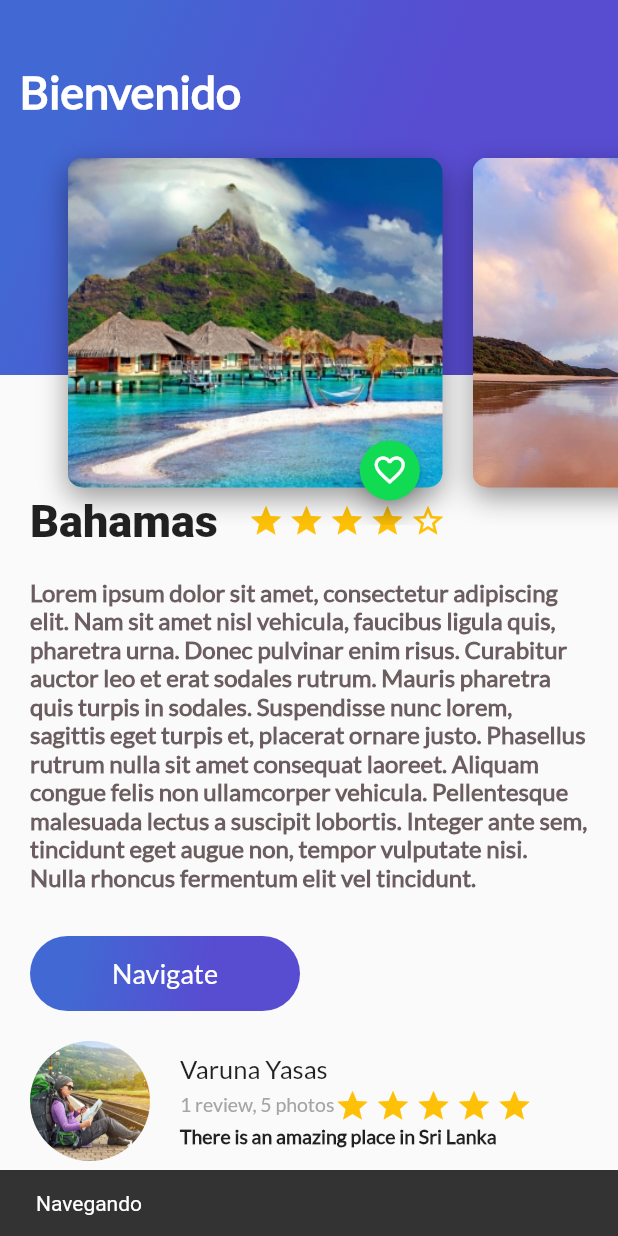
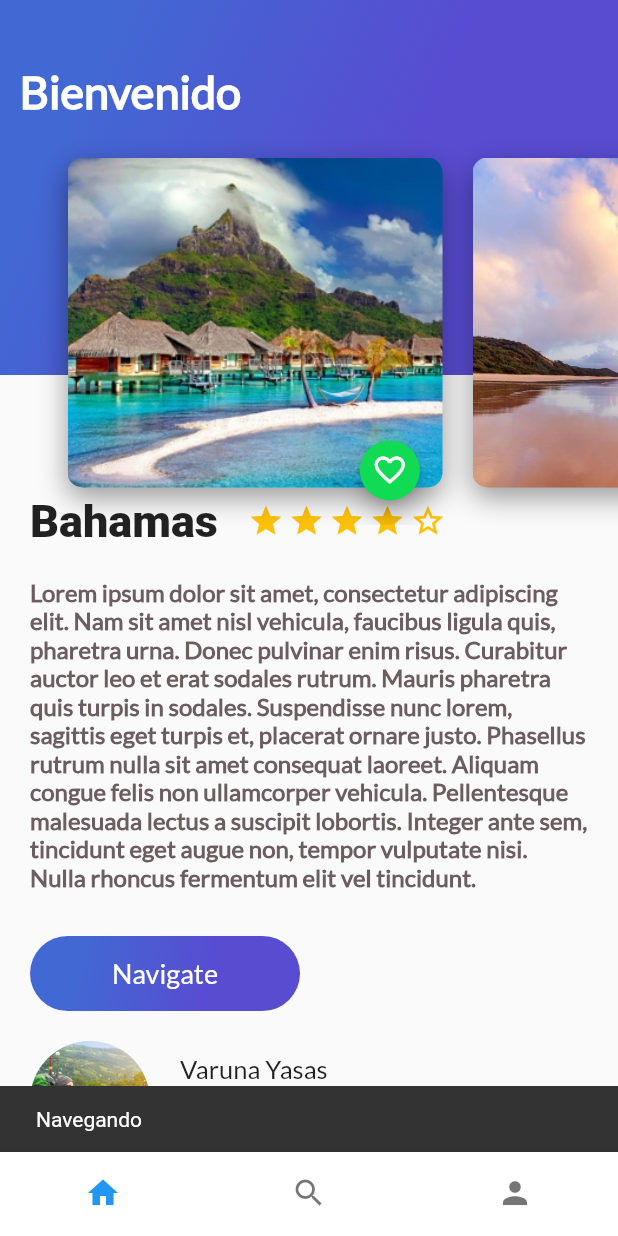
Before and after one commit to alejandrazuleta1/trips_app, a Flutter app: the screen it shows after launch, after a tap on "Navigate", on a phone screen of 412 x 824 dp. Run offline on Flutter 3.47's test engine with Material 2 defaults, Android fonts, the phone set to English and light mode, and no system bars.

```diff
--- /dev/null
+++ b/lib/home_trips.dart
@@ -0,0 +1,24 @@
+import 'package:flutter/material.dart';
+import 'package:platzi_trips_app/review_list.dart';
+
+import 'description_place.dart';
+import 'header_appbar.dart';
+
+class HomeTrips extends StatelessWidget {
+  String descriptionDummy = "Lorem ipsum dolor sit amet, consectetur adipiscing elit. Nam sit amet nisl vehicula, faucibus ligula quis, pharetra urna. Donec pulvinar enim risus. Curabitur auctor leo et erat sodales rutrum. Mauris pharetra quis turpis in sodales. Suspendisse nunc lorem, sagittis eget turpis et, placerat ornare justo. Phasellus rutrum nulla sit amet consequat laoreet. Aliquam congue felis non ullamcorper vehicula. Pellentesque malesuada lectus a suscipit lobortis. Integer ante sem, tincidunt eget augue non, tempor vulputate nisi. Nulla rhoncus fermentum elit vel tincidunt.";
+  @override
+  Widget build(BuildContext context) {
+    return Stack(
+      children: [
+        ListView(
+          children: [
+            DescriptionPlace("Bahamas",4,descriptionDummy),
+            ReviewList()
+          ],
+        ),
+        HeaderAppBar()
+      ],
+    );
+  }
+
+}
--- a/lib/main.dart
+++ b/lib/main.dart
@@ -1,8 +1,6 @@
 import 'package:flutter/cupertino.dart';
 import 'package:flutter/material.dart';
-import 'package:platzi_trips_app/description_place.dart';
-import 'package:platzi_trips_app/header_appbar.dart';
-import 'package:platzi_trips_app/review_list.dart';
+import 'package:platzi_trips_app/platzi_trips.dart';
 
 void main() {
   runApp(MyApp());
@@ -10,9 +8,6 @@ void main() {
 
 class MyApp extends StatelessWidget {
   // This widget is the root of your application.
-
-  String descriptionDummy = "Lorem ipsum dolor sit amet, consectetur adipiscing elit. Nam sit amet nisl vehicula, faucibus ligula quis, pharetra urna. Donec pulvinar enim risus. Curabitur auctor leo et erat sodales rutrum. Mauris pharetra quis turpis in sodales. Suspendisse nunc lorem, sagittis eget turpis et, placerat ornare justo. Phasellus rutrum nulla sit amet consequat laoreet. Aliquam congue felis non ullamcorper vehicula. Pellentesque malesuada lectus a suscipit lobortis. Integer ante sem, tincidunt eget augue non, tempor vulputate nisi. Nulla rhoncus fermentum elit vel tincidunt.";
-
   @override
   Widget build(BuildContext context) {
     return MaterialApp(
@@ -20,19 +15,7 @@ class MyApp extends StatelessWidget {
       theme: ThemeData(
         primarySwatch: Colors.blue,
       ),
-      home: Scaffold(
-        body: Stack(
-          children: [
-            ListView(
-              children: [
-                DescriptionPlace("Bahamas",4,descriptionDummy),
-                ReviewList()
-              ],
-            ),
-            HeaderAppBar()
-          ],
-        ),
-      )//MyHomePage(title: 'Flutter Demo Home Page'),
+      home: PlatziTrips()
     );
   }
 }
--- /dev/null
+++ b/lib/platzi_trips.dart
@@ -0,0 +1,63 @@
+import 'package:flutter/material.dart';
+import 'package:platzi_trips_app/profile_trips.dart';
+import 'package:platzi_trips_app/search_trips.dart';
+import 'home_trips.dart';
+
+class PlatziTrips extends StatefulWidget {
+  @override
+  State<StatefulWidget> createState() {
+    return _PlatziTrips();
+  }
+}
+
+class _PlatziTrips extends State<PlatziTrips> {
+
+  int indexTap = 0;
+
+  final List<Widget> widgetsChildren = [
+    HomeTrips(),
+    SearchTrips(),
+    ProfileTrips()
+  ];
+
+  void onTapTapped(int index) {
+    setState(() {
+      indexTap = index;
+    });
+  }
+
+  @override
+  Widget build(BuildContext context) {
+    return Scaffold(
+      body: widgetsChildren[indexTap],
+      bottomNavigationBar:
+      Theme(
+        data: Theme.of(context).copyWith(
+          canvasColor: Colors.white,
+          primaryColor: Colors.purple //color de los iconos
+        ),
+        child: BottomNavigationBar(
+          showSelectedLabels: false,
+          showUnselectedLabels: false,
+          onTap: onTapTapped,
+          currentIndex: indexTap,
+            items: [
+              BottomNavigationBarItem(
+                  icon: Icon(Icons.home),
+                  label: ""
+              ),
+              BottomNavigationBarItem(
+                  icon: Icon(Icons.search),
+                  label: ""
+              ),
+              BottomNavigationBarItem(
+                  icon: Icon(Icons.person),
+                  label: ""
+              ),
+            ]
+        ),
+      ),
+    );
+  }
+
+}
--- /dev/null
+++ b/lib/profile_trips.dart
@@ -0,0 +1,12 @@
+import 'package:flutter/material.dart';
+
+class ProfileTrips extends StatelessWidget {
+  @override
+  Widget build(BuildContext context) {
+    // TODO: implement build profile
+    return Container(
+      color: Colors.indigo,
+    );
+  }
+
+}
--- /dev/null
+++ b/lib/search_trips.dart
@@ -0,0 +1,11 @@
+import 'package:flutter/material.dart';
+
+class SearchTrips extends StatelessWidget {
+  @override
+  Widget build(BuildContext context) {
+    return Container(
+      color: Colors.greenAccent,
+    );
+  }
+
+}
```
